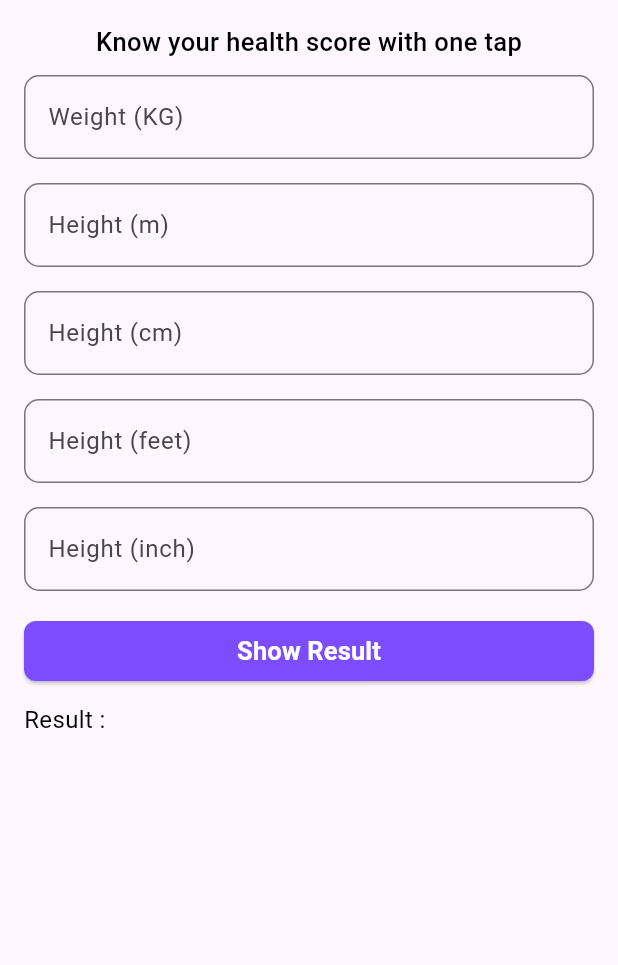
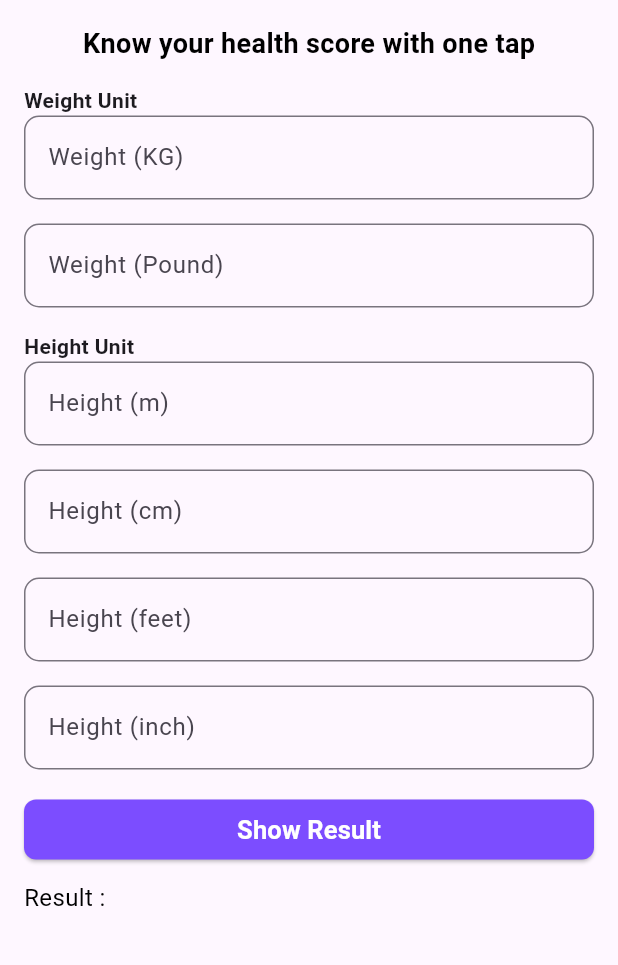
Before and after one commit to Shishir707/BMI-Calculator, a Flutter app: the screen it shows after launch, on a phone screen of 412 x 824 dp, the part 84-1049 px from its top. Run offline on Flutter 3.47's test engine with Material 3 defaults, Android fonts, the phone set to English and light mode, and no system bars.

Commit message:
add enum for weight & height unit

```diff
--- a/lib/bmi_app.dart
+++ b/lib/bmi_app.dart
@@ -1,4 +1,7 @@
 import 'package:flutter/material.dart';
+
+enum WeightType {kg , pound}
+enum HeightType {m , cm , feetInch}
 
 class BmiApp extends StatefulWidget {
   const BmiApp({super.key});
@@ -8,6 +11,10 @@ class BmiApp extends StatefulWidget {
 }
 
 class _BmiAppState extends State<BmiApp> {
+
+  WeightType weightType = WeightType.kg;
+  HeightType heightType = HeightType.m;
+
   @override
   Widget build(BuildContext context) {
     return Scaffold(
@@ -31,12 +38,13 @@ class _BmiAppState extends State<BmiApp> {
               'Know your health score with one tap',
               style: TextStyle(
                 color: Colors.black,
-                fontWeight: FontWeight.w500,
-                fontSize: 17,
+                fontWeight: FontWeight.bold,
+                fontSize: 18,
               ),
             ),
           ),
-          SizedBox(height: 10),
+          SizedBox(height: 15),
+          Text('Weight Unit',style: TextStyle(fontSize: 14,fontWeight: FontWeight.bold),),
           TextField(
             keyboardType: TextInputType.number,
             decoration: InputDecoration(
@@ -47,6 +55,17 @@ class _BmiAppState extends State<BmiApp> {
             ),
           ),
           SizedBox(height: 16),
+          TextField(
+            keyboardType: TextInputType.number,
+            decoration: InputDecoration(
+              labelText: 'Weight (Pound)',
+              border: OutlineInputBorder(
+                borderRadius: BorderRadius.circular(10),
+              ),
+            ),
+          ),
+          SizedBox(height: 16),
+          Text('Height Unit',style: TextStyle(fontSize: 14,fontWeight: FontWeight.bold),),
           TextField(
             keyboardType: TextInputType.number,
             decoration: InputDecoration(
```
